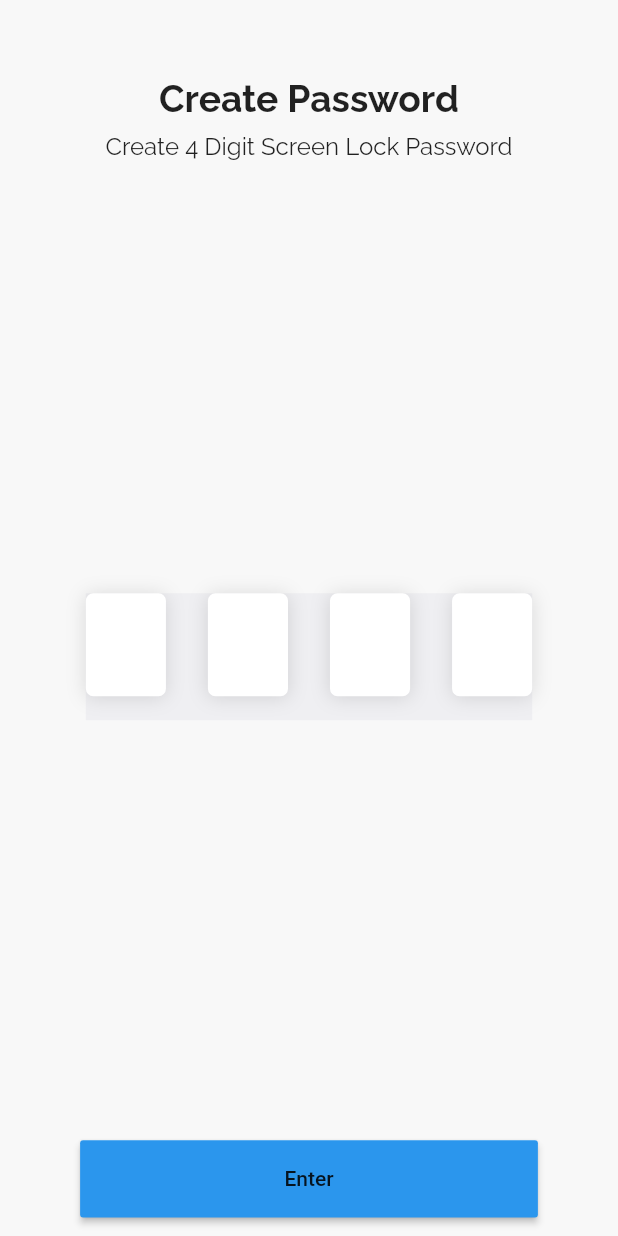
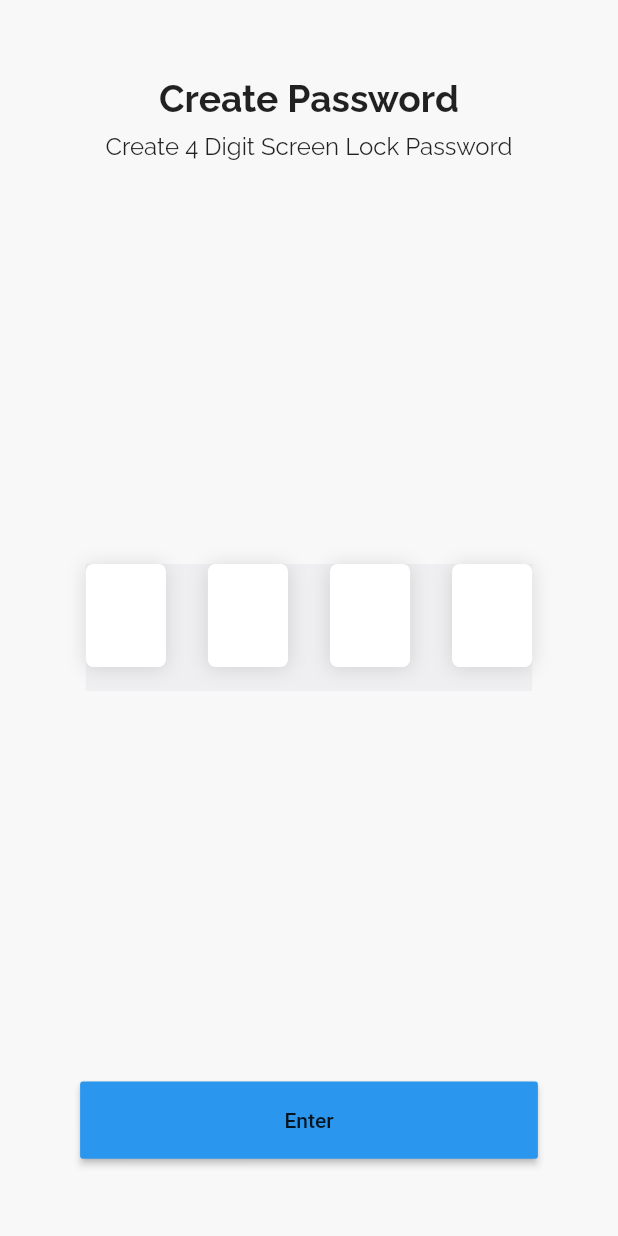
Before and after one commit to prometheus-corps/frontend-flutter, a Flutter app: the screen it shows after launch, on a phone screen of 412 x 824 dp. Run offline on Flutter 3.47's test engine with Material 2 defaults, Android fonts, the phone set to English and light mode, and no system bars; drawn by our look-alikes of pin_code_fields; our stand-ins replace device_preview, flutter_screenutil, google_fonts.

Commit message:
app update

```diff
--- a/lib/screens/createLock.dart
+++ b/lib/screens/createLock.dart
@@ -174,7 +174,7 @@ class _CreateLockScreenState extends State<CreateLockScreen> {
                 ),
                 Padding(
                   padding: EdgeInsets.only(
-                    bottom: ScreenUtil().setHeight(36),
+                    bottom: ScreenUtil().setHeight(150),
                     left: ScreenUtil().setWidth(140),
                     right: ScreenUtil().setWidth(140),
                   ),
```
